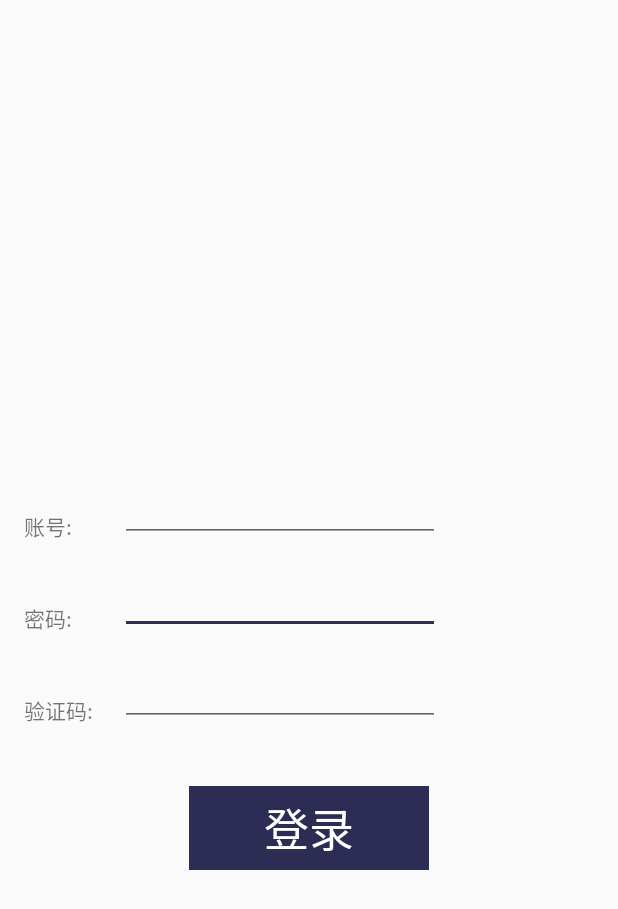
After one commit to brucelee2019-strive/TaurusPay, an Android app: the layout fragment_login.xml on its own in the app's theme, with its tools: preview values and no code run, on a phone screen of 412 x 824 dp. The commit adds this screen. Shown: the top 909 px of the screen. Run offline under Robolectric (Android 15) with nearby library versions, the phone set to English and light mode, and no system bars.

Commit message:
登录UI

```diff
--- a/app/src/main/java/com/mchaw/tauruspay/http/APIService.java
+++ b/app/src/main/java/com/mchaw/tauruspay/http/APIService.java
@@ -5,6 +5,7 @@ import com.mchaw.tauruspay.bean.Movie;
 import com.mchaw.tauruspay.bean.ResultBean;
 import com.mchaw.tauruspay.bean.ScoreAllStateBean;
 import com.mchaw.tauruspay.bean.ShopBean;
+import com.mchaw.tauruspay.bean.login.LoginBean;
 
 
 import java.util.List;
@@ -41,4 +42,8 @@ public interface APIService {
     @FormUrlEncoded
     @POST("satinApi")
     Observable<ResultBean<List<Movie>>> getTop250(@Field("type") int type, @Field("page")int page);
+
+    @FormUrlEncoded
+    @POST("login")
+    Observable<ResultBean<LoginBean>> getLoginBean(@Field("username") String username, @Field("code") String code,@Field("passwd") String passwd);
 }
--- a/app/src/main/java/com/mchaw/tauruspay/http/ResultDisposable.java
+++ b/app/src/main/java/com/mchaw/tauruspay/http/ResultDisposable.java
@@ -16,8 +16,8 @@ import io.reactivex.functions.Function;
  * @date : 2019/10/29 0029 21:54
  */
 public class ResultDisposable<T> implements ObservableTransformer<ResultBean<T>, T> {
-    //请求成功
-    private static final int CODE_SUCCESS = 200;
+    //"0"表示请求成功
+    private static final int CODE_SUCCESS = 0;
     //请求失败
     private static final int CODE_FAIL = 500;
     //Session失效
--- /dev/null
+++ b/app/src/main/res/layout/fragment_login.xml
@@ -0,0 +1,83 @@
+<?xml version="1.0" encoding="utf-8"?>
+<androidx.constraintlayout.widget.ConstraintLayout xmlns:android="http://schemas.android.com/apk/res/android"
+    xmlns:app="http://schemas.android.com/apk/res-auto"
+    xmlns:tools="http://schemas.android.com/tools"
+    android:layout_width="match_parent"
+    android:layout_height="match_parent"
+    android:orientation="vertical">
+
+    <TextView
+        android:id="@+id/textView7"
+        android:layout_width="wrap_content"
+        android:layout_height="wrap_content"
+        android:layout_marginStart="16dp"
+        android:text="密码:"
+        app:layout_constraintBottom_toBottomOf="parent"
+        app:layout_constraintStart_toStartOf="parent"
+        app:layout_constraintTop_toTopOf="parent" />
+
+    <EditText
+        android:id="@+id/et_password"
+        android:layout_width="wrap_content"
+        android:layout_height="wrap_content"
+        android:layout_marginStart="32dp"
+        android:ems="10"
+        android:gravity="start|top"
+        android:inputType="textMultiLine"
+        app:layout_constraintBottom_toBottomOf="@+id/textView7"
+        app:layout_constraintStart_toEndOf="@+id/textView7" />
+
+    <TextView
+        android:id="@+id/textView8"
+        android:layout_width="wrap_content"
+        android:layout_height="wrap_content"
+        android:layout_marginBottom="40dp"
+        android:text="账号:"
+        app:layout_constraintBottom_toTopOf="@+id/textView7"
+        app:layout_constraintStart_toStartOf="@+id/textView7" />
+
+    <EditText
+        android:id="@+id/et_account"
+        android:layout_width="wrap_content"
+        android:layout_height="wrap_content"
+        android:ems="10"
+        android:gravity="start|top"
+        android:inputType="textMultiLine"
+        app:layout_constraintBottom_toBottomOf="@+id/textView8"
+        app:layout_constraintStart_toStartOf="@+id/et_password" />
+
+    <TextView
+        android:id="@+id/textView9"
+        android:layout_width="wrap_content"
+        android:layout_height="wrap_content"
+        android:layout_marginTop="40dp"
+        android:text="验证码:"
+        app:layout_constraintStart_toStartOf="@+id/textView7"
+        app:layout_constraintTop_toBottomOf="@+id/textView7" />
+
+    <TextView
+        android:paddingTop="5dp"
+        android:paddingBottom="5dp"
+        android:paddingLeft="50dp"
+        android:paddingRight="50dp"
+        android:id="@+id/tv_login_btn"
+        android:layout_width="wrap_content"
+        android:layout_height="wrap_content"
+        android:layout_marginTop="40dp"
+        android:text="登录"
+        android:textSize="30sp"
+        android:textColor="@color/white"
+        android:background="@color/colorAccent"
+        app:layout_constraintEnd_toEndOf="parent"
+        app:layout_constraintStart_toStartOf="parent"
+        app:layout_constraintTop_toBottomOf="@+id/textView9" />
+
+    <EditText
+        android:id="@+id/et_auth_code"
+        android:layout_width="wrap_content"
+        android:layout_height="wrap_content"
+        android:ems="10"
+        android:inputType="number"
+        app:layout_constraintBottom_toBottomOf="@+id/textView9"
+        app:layout_constraintStart_toStartOf="@+id/et_password" />
+</androidx.constraintlayout.widget.ConstraintLayout>
```
Also changed, not shown: app/src/main/java/com/mchaw/tauruspay/bean/login/LoginBean.java (added, +100 -0 lines), app/src/main/java/com/mchaw/tauruspay/di/component/ActivityComponent.java (+3 -4 lines), app/src/main/java/com/mchaw/tauruspay/ui/login/LoginFragment.java (added, +46 -0 lines), app/src/main/java/com/mchaw/tauruspay/ui/login/constract/LoginConstract.java (added, +19 -0 lines), app/src/main/java/com/mchaw/tauruspay/ui/login/presenter/LoginPresenter.java (added, +43 -0 lines), app/src/main/java/com/mchaw/tauruspay/ui/repository/LoginModel.java (added, +28 -0 lines), app/src/main/res/layout/fragment_besure.xml (+49 -50 lines), app/src/main/res/layout/fragment_home.xml (+7 -1 lines).
